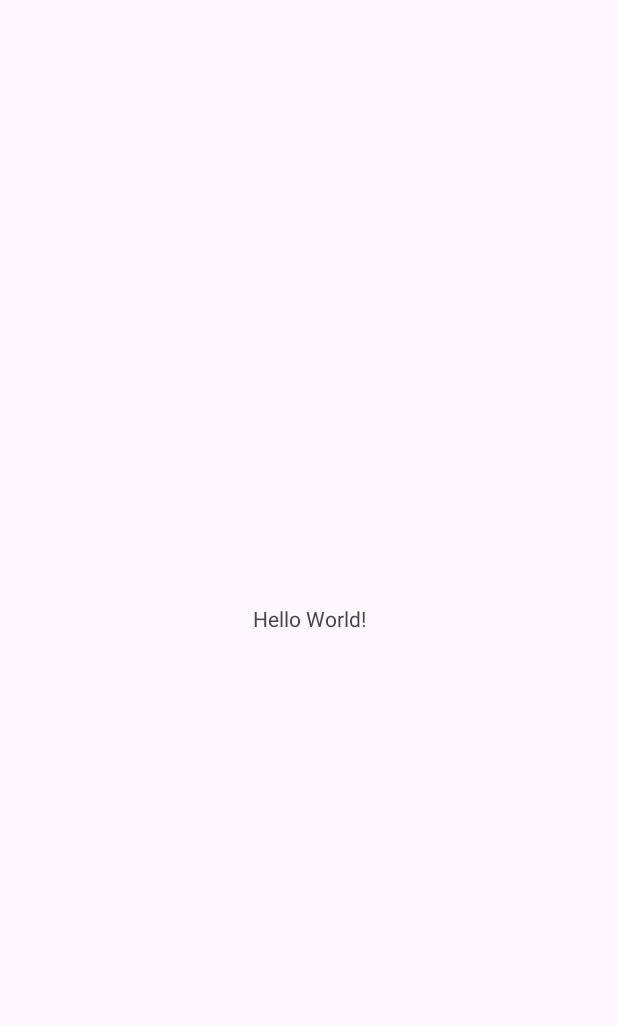
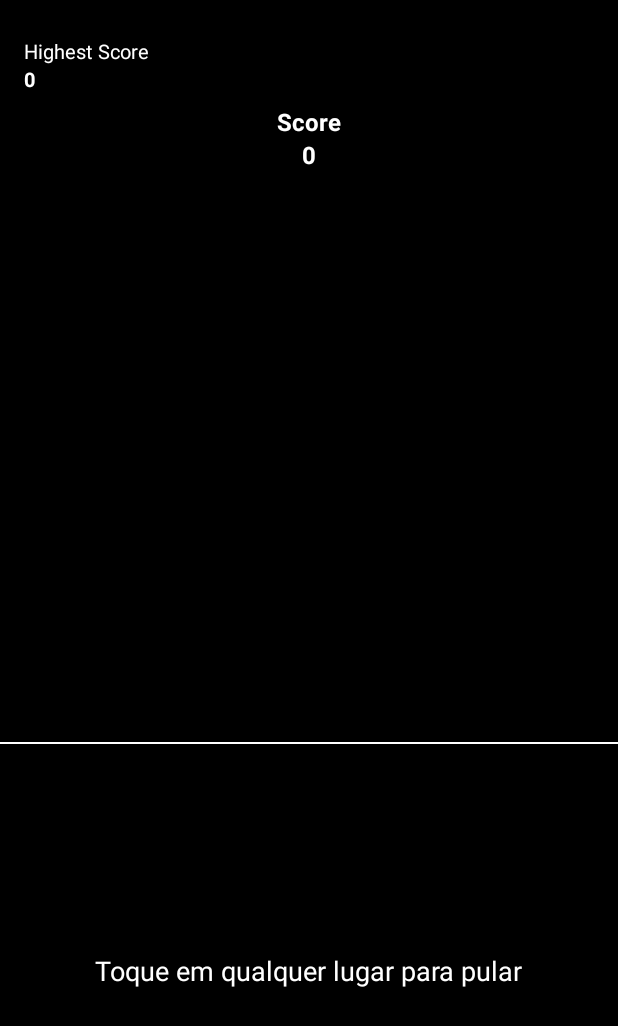
Before and after one commit to thiago-you/need-for-speedy, an Android app: the screen it shows after launch (MainActivity), on a phone screen of 412 x 824 dp. Before the commit the part shown is almost empty. Shown: the top 1026 px of the screen. Run offline under Robolectric (Android 15) with nearby library versions, the phone set to English and light mode, and no system bars.

Commit message:
implementing layout

```diff
--- a/app/src/main/res/layout/activity_main.xml
+++ b/app/src/main/res/layout/activity_main.xml
@@ -5,15 +5,97 @@
     android:id="@+id/main"
     android:layout_width="match_parent"
     android:layout_height="match_parent"
+    android:background="@color/black"
     tools:context=".MainActivity">
 
     <TextView
+        android:id="@+id/hint_score_max_label"
         android:layout_width="wrap_content"
         android:layout_height="wrap_content"
-        android:text="Hello World!"
-        app:layout_constraintBottom_toBottomOf="parent"
+        android:layout_marginStart="16dp"
+        android:text="Highest Score"
+        android:textColor="@color/white"
+        android:textSize="13sp"
+        app:layout_constraintStart_toStartOf="parent"
+        app:layout_constraintTop_toBottomOf="@+id/guideline_top" />
+
+    <TextView
+        android:id="@+id/hint_score_max"
+        android:layout_width="wrap_content"
+        android:layout_height="wrap_content"
+        android:layout_marginStart="16dp"
+        android:text="0"
+        android:textColor="@color/white"
+        android:textSize="13sp"
+        android:textStyle="bold"
+        app:layout_constraintStart_toStartOf="parent"
+        app:layout_constraintTop_toBottomOf="@+id/hint_score_max_label"
+        tools:text="1000" />
+
+    <TextView
+        android:id="@+id/hint_score_current_label"
+        android:layout_width="wrap_content"
+        android:layout_height="wrap_content"
+        android:layout_marginTop="8dp"
+        android:text="Score"
+        android:textColor="@color/white"
+        android:textSize="16sp"
+        android:textStyle="bold"
         app:layout_constraintEnd_toEndOf="parent"
         app:layout_constraintStart_toStartOf="parent"
-        app:layout_constraintTop_toTopOf="parent" />
+        app:layout_constraintTop_toBottomOf="@+id/hint_score_max" />
+
+    <TextView
+        android:id="@+id/hint_score_current"
+        android:layout_width="wrap_content"
+        android:layout_height="wrap_content"
+        android:text="0"
+        android:textColor="@color/white"
+        android:textSize="16sp"
+        android:textStyle="bold"
+        app:layout_constraintEnd_toEndOf="parent"
+        app:layout_constraintStart_toStartOf="parent"
+        app:layout_constraintTop_toBottomOf="@+id/hint_score_current_label"
+        tools:text="100" />
+
+    <TextView
+        android:id="@+id/action_jump_hint"
+        android:layout_width="wrap_content"
+        android:layout_height="wrap_content"
+        android:text="Toque em qualquer lugar para pular"
+        android:textColor="@color/white"
+        android:textSize="18sp"
+        app:layout_constraintBottom_toBottomOf="@+id/guideline_bottom"
+        app:layout_constraintEnd_toEndOf="parent"
+        app:layout_constraintStart_toStartOf="parent" />
+
+    <View
+        android:layout_width="wrap_content"
+        android:layout_height="1dp"
+        android:background="@color/white"
+        app:layout_constraintEnd_toEndOf="parent"
+        app:layout_constraintStart_toStartOf="parent"
+        app:layout_constraintTop_toBottomOf="@+id/guideline_center" />
+
+    <androidx.constraintlayout.widget.Guideline
+        android:id="@+id/guideline_bottom"
+        android:layout_width="wrap_content"
+        android:layout_height="wrap_content"
+        android:orientation="horizontal"
+        app:layout_constraintGuide_percent="0.8" />
+
+    <androidx.constraintlayout.widget.Guideline
+        android:id="@+id/guideline_top"
+        android:layout_width="wrap_content"
+        android:layout_height="wrap_content"
+        android:orientation="horizontal"
+        app:layout_constraintGuide_percent="0.03" />
+
+    <androidx.constraintlayout.widget.Guideline
+        android:id="@+id/guideline_center"
+        android:layout_width="wrap_content"
+        android:layout_height="wrap_content"
+        android:orientation="horizontal"
+        app:layout_constraintGuide_percent="0.6" />
 
 </androidx.constraintlayout.widget.ConstraintLayout>
```
